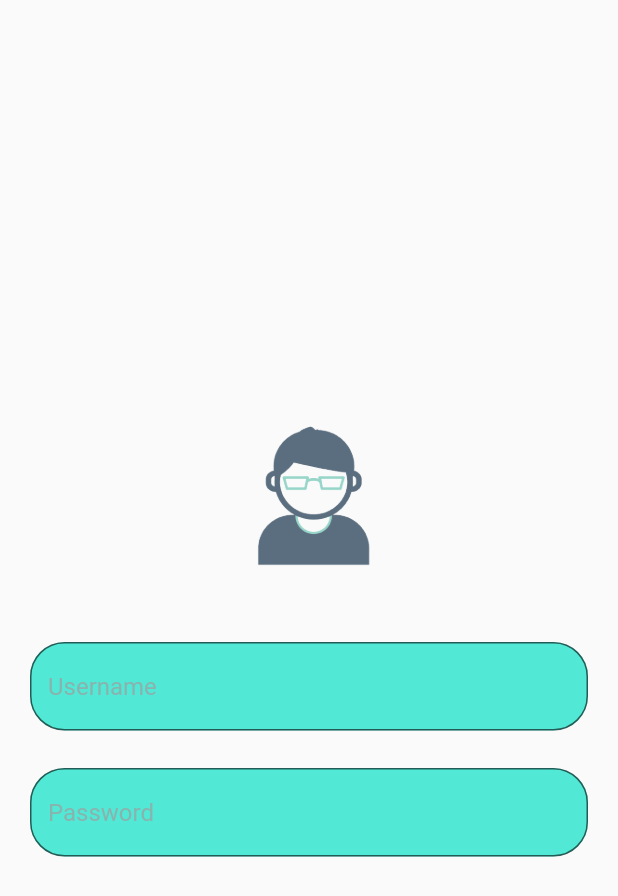
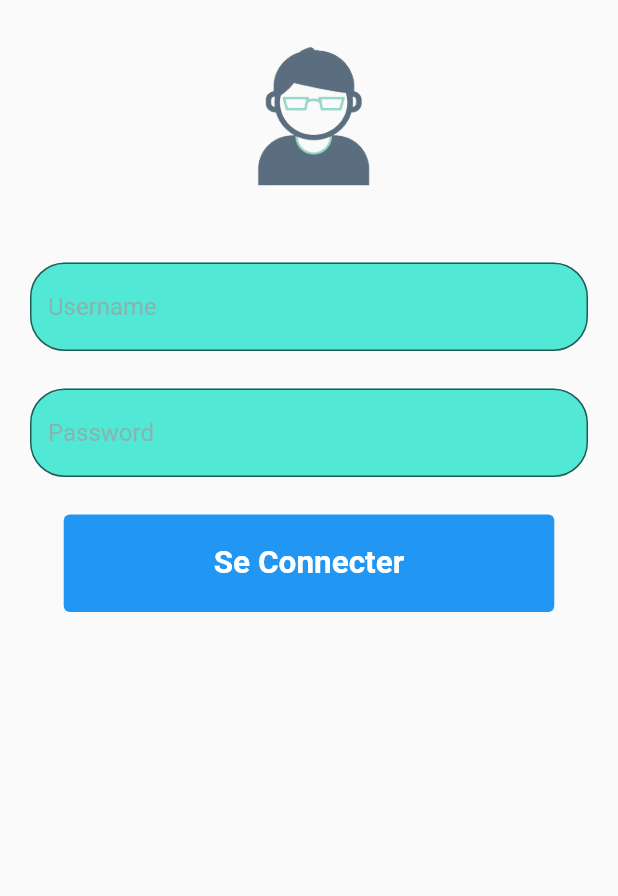
Before and after one commit to pape-medoune/Login-Flutter, a Flutter app: the screen it shows after launch, on a phone screen of 412 x 824 dp. Shown: the top 896 px of the screen. Run offline on Flutter 3.47's test engine with Material 2 defaults, Android fonts, the phone set to English and light mode, and no system bars.

Commit message:
Almost done

```diff
--- a/app/lib/loginPage/login.dart
+++ b/app/lib/loginPage/login.dart
@@ -10,7 +10,6 @@ class Login extends StatelessWidget {
         child: Container(
           margin: const EdgeInsets.only(left: 20.0, right: 20.0),
           child: Column(
-            mainAxisAlignment: MainAxisAlignment.center,
             children: [
               Image.asset(
                 "assets/images/5907.png",
@@ -51,6 +50,27 @@ class Login extends StatelessWidget {
                   ),
                 ),
               ),
+              const SizedBox(
+                height: 25,
+              ),
+              TextButton(
+                onPressed: () {},
+                style: TextButton.styleFrom(
+                  backgroundColor: Colors.blue,
+                  padding: const EdgeInsets.symmetric(
+                    horizontal: 100,
+                    vertical: 20,
+                  ),
+                ),
+                child: const Text(
+                  "Se Connecter",
+                  style: TextStyle(
+                    fontSize: 21,
+                    fontWeight: FontWeight.bold,
+                    color: Colors.white,
+                  ),
+                ),
+              ),
             ],
           ),
         ),
```
